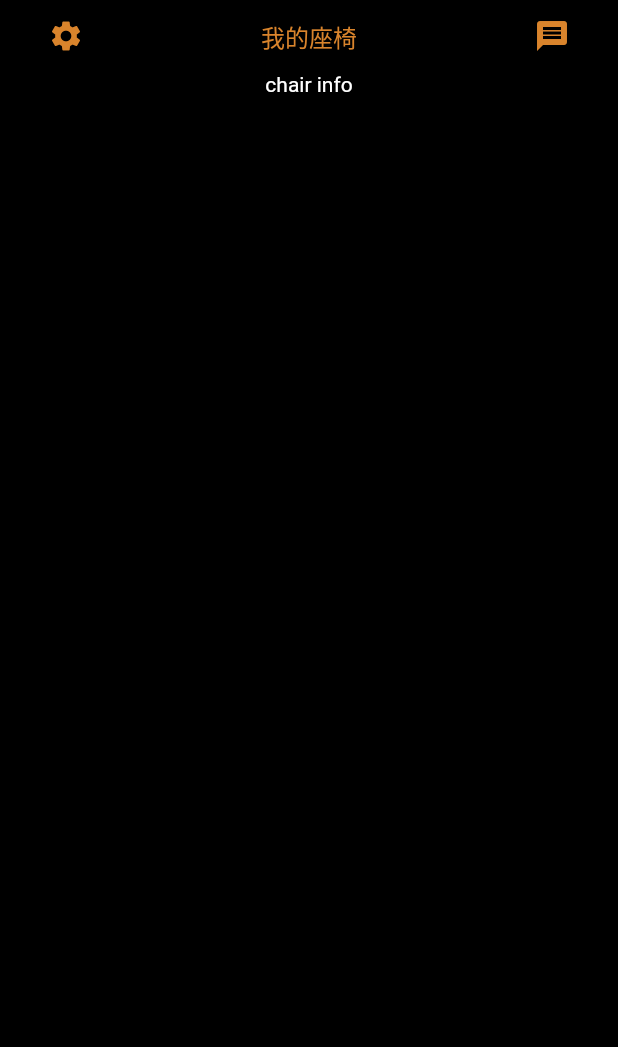
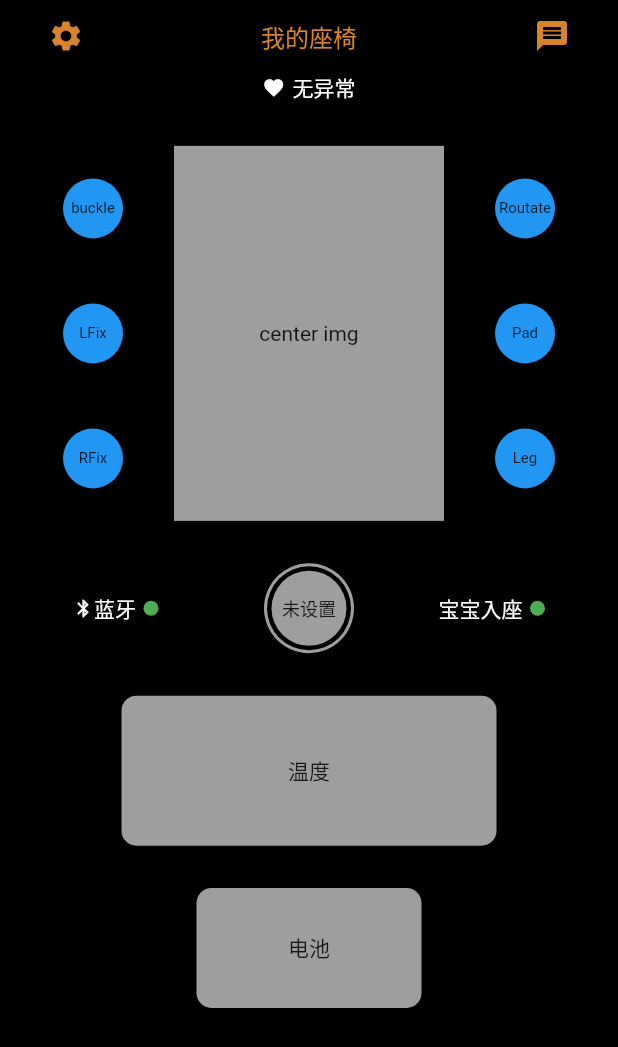
Before and after one commit to btbj/safechair_flutter, a Flutter app: the ChairPage screen opened directly, on a phone screen of 412 x 824 dp. Shown: the top 1047 px of the screen. Run offline on Flutter 3.47's test engine with Material 2 defaults, Android fonts, the phone set to English and light mode, and no system bars; our stand-ins replace flutter_local_notifications, rxdart, shared_preferences; missing offline and left inert: beacons, fast_qr_reader_view; accounts and stored records are empty.

Commit message:
添加座椅管理页面基础布局

```diff
--- a/lib/views/chair_page/chair_page.dart
+++ b/lib/views/chair_page/chair_page.dart
@@ -1,7 +1,17 @@
 import 'package:flutter/material.dart';
 import 'package:safe_chair/ui_elements/head_bar.dart';
+import './state_box.dart';
 
 class ChairPage extends StatelessWidget {
+  Widget buildListViewBox() {
+    return Expanded(
+      child: ListView(
+        children: <Widget>[
+          StateBox(),
+        ],
+      ),
+    );
+  }
   @override
   Widget build(BuildContext context) {
     return Scaffold(
@@ -10,7 +20,7 @@ class ChairPage extends StatelessWidget {
         child: Column(
           children: <Widget>[
             HeadBar(title: '我的座椅'),
-            Text('chair info', style: TextStyle(color: Colors.white)),
+            buildListViewBox(),
           ],
         ),
       ),
--- /dev/null
+++ b/lib/views/chair_page/components/battery_box/battery_box.dart
@@ -0,0 +1,17 @@
+import 'package:flutter/material.dart';
+
+class BatteryBox extends StatelessWidget {
+  @override
+  Widget build(BuildContext context) {
+    return Container(
+      alignment: Alignment.center,
+      height: 80,
+      width: 150,
+      decoration: BoxDecoration(
+        color: Colors.grey,
+        borderRadius: BorderRadius.circular(10),
+      ),
+      child: Text('电池'),
+    );
+  }
+}
--- /dev/null
+++ b/lib/views/chair_page/components/beacon_state_bar/beacon_state_bar.dart
@@ -0,0 +1,23 @@
+import 'package:flutter/material.dart';
+import './components/ble_box.dart';
+import './components/baby_box.dart';
+import './components/protect_box.dart';
+
+class BeaconStateBar extends StatelessWidget {
+  @override
+  Widget build(BuildContext context) {
+    return Container(
+      padding: EdgeInsets.symmetric(horizontal: 25),
+      alignment: Alignment.center,
+      child: Row(
+        mainAxisSize: MainAxisSize.max,
+        mainAxisAlignment: MainAxisAlignment.spaceAround,
+        children: <Widget>[
+          BleBox(),
+          ProtectBox(),
+          BabyBox(),
+        ],
+      ),
+    );
+  }
+}
--- /dev/null
+++ b/lib/views/chair_page/components/beacon_state_bar/components/baby_box.dart
@@ -0,0 +1,26 @@
+import 'package:flutter/material.dart';
+
+class BabyBox extends StatelessWidget {
+  @override
+  Widget build(BuildContext context) {
+    return Container(
+      height: 50,
+      width: 80,
+      child: Row(
+        mainAxisAlignment: MainAxisAlignment.end,
+        children: <Widget>[
+          Text('宝宝入座', style: TextStyle(color: Colors.white)),
+          SizedBox(width: 5),
+          Container(
+            height: 10,
+            width: 10,
+            decoration: BoxDecoration(
+              color: Colors.green,
+              borderRadius: BorderRadius.circular(5),
+            ),
+          ),
+        ],
+      ),
+    );
+  }
+}
--- /dev/null
+++ b/lib/views/chair_page/components/beacon_state_bar/components/ble_box.dart
@@ -0,0 +1,28 @@
+import 'package:flutter/material.dart';
+
+class BleBox extends StatelessWidget {
+  @override
+  Widget build(BuildContext context) {
+    return Container(
+      alignment: Alignment.center,
+      height: 50,
+      width: 80,
+      child: Row(
+        mainAxisAlignment: MainAxisAlignment.start,
+        children: <Widget>[
+          Icon(Icons.bluetooth, color: Colors.white, size: 14),
+          Text('蓝牙', style: TextStyle(color: Colors.white)),
+          SizedBox(width: 5),
+          Container(
+            height: 10,
+            width: 10,
+            decoration: BoxDecoration(
+              color: Colors.green,
+              borderRadius: BorderRadius.circular(5),
+            ),
+          ),
+        ],
+      ),
+    );
+  }
+}
--- /dev/null
+++ b/lib/views/chair_page/components/beacon_state_bar/components/protect_box.dart
@@ -0,0 +1,47 @@
+import 'package:flutter/material.dart';
+import 'package:scoped_model/scoped_model.dart';
+import 'package:safe_chair/scoped_model/main.dart';
+
+class ProtectBox extends StatelessWidget {
+  @override
+  Widget build(BuildContext context) {
+    return ScopedModelDescendant<MainModel>(builder: (context, child, model) {
+      final bool haveChair = model.currentChair != null;
+
+      final Color displayColor = haveChair ? Colors.blue : Colors.grey;
+      final String displayText = haveChair ? '已设置' : '未设置';
+
+      return Container(
+        height: 60,
+        width: 60,
+        alignment: Alignment.center,
+        decoration: BoxDecoration(
+          color: displayColor,
+          borderRadius: BorderRadius.circular(30),
+        ),
+        child: Container(
+          height: 56,
+          width: 56,
+          alignment: Alignment.center,
+          decoration: BoxDecoration(
+            color: Colors.black,
+            borderRadius: BorderRadius.circular(30),
+          ),
+          child: Container(
+            height: 50,
+            width: 50,
+            alignment: Alignment.center,
+            decoration: BoxDecoration(
+              color: displayColor,
+              borderRadius: BorderRadius.circular(30),
+            ),
+            child: Text(
+              displayText,
+              style: TextStyle(fontSize: 12),
+            ),
+          ),
+        ),
+      );
+    });
+  }
+}
--- /dev/null
+++ b/lib/views/chair_page/components/head_msg.dart
@@ -0,0 +1,15 @@
+import 'package:flutter/material.dart';
+
+class HeadMsg extends StatelessWidget {
+  @override
+  Widget build(BuildContext context) {
+    return Row(
+      mainAxisAlignment: MainAxisAlignment.center,
+      children: <Widget>[
+        Icon(Icons.favorite, color: Colors.white, size: 15),
+        SizedBox(width: 5),
+        Text('无异常', style: TextStyle(color: Colors.white)),
+      ],
+    );
+  }
+}
--- /dev/null
+++ b/lib/views/chair_page/components/state_img_box/components/buckle_box.dart
@@ -0,0 +1,17 @@
+import 'package:flutter/material.dart';
+
+class BuckleBox extends StatelessWidget {
+  @override
+  Widget build(BuildContext context) {
+    return Container(
+      height: 40,
+      width: 40,
+      alignment: Alignment.center,
+      decoration: BoxDecoration(
+        borderRadius: BorderRadius.circular(20),
+        color: Colors.blue
+      ),
+      child: Text('buckle', style: TextStyle(fontSize: 10)),
+    );
+  }
+}
--- /dev/null
+++ b/lib/views/chair_page/components/state_img_box/components/center_img.dart
@@ -0,0 +1,14 @@
+import 'package:flutter/material.dart';
+
+class CenterImg extends StatelessWidget {
+  @override
+  Widget build(BuildContext context) {
+    return Container(
+      alignment: Alignment.center,
+      color: Colors.grey,
+      height: 250,
+      width: 180,
+      child: Text('center img'),
+    );
+  }
+}
--- /dev/null
+++ b/lib/views/chair_page/components/state_img_box/components/leg_box.dart
@@ -0,0 +1,17 @@
+import 'package:flutter/material.dart';
+
+class LegBox extends StatelessWidget {
+  @override
+  Widget build(BuildContext context) {
+    return Container(
+      height: 40,
+      width: 40,
+      alignment: Alignment.center,
+      decoration: BoxDecoration(
+        borderRadius: BorderRadius.circular(20),
+        color: Colors.blue
+      ),
+      child: Text('Leg', style: TextStyle(fontSize: 10)),
+    );
+  }
+}
--- /dev/null
+++ b/lib/views/chair_page/components/state_img_box/components/lfix_box.dart
@@ -0,0 +1,17 @@
+import 'package:flutter/material.dart';
+
+class LFixBox extends StatelessWidget {
+  @override
+  Widget build(BuildContext context) {
+    return Container(
+      height: 40,
+      width: 40,
+      alignment: Alignment.center,
+      decoration: BoxDecoration(
+        borderRadius: BorderRadius.circular(20),
+        color: Colors.blue
+      ),
+      child: Text('LFix', style: TextStyle(fontSize: 10)),
+    );
+  }
+}
--- /dev/null
+++ b/lib/views/chair_page/components/state_img_box/components/pad_box.dart
@@ -0,0 +1,17 @@
+import 'package:flutter/material.dart';
+
+class PadBox extends StatelessWidget {
+  @override
+  Widget build(BuildContext context) {
+    return Container(
+      height: 40,
+      width: 40,
+      alignment: Alignment.center,
+      decoration: BoxDecoration(
+        borderRadius: BorderRadius.circular(20),
+        color: Colors.blue
+      ),
+      child: Text('Pad', style: TextStyle(fontSize: 10)),
+    );
+  }
+}
--- /dev/null
+++ b/lib/views/chair_page/components/state_img_box/components/rfix_box.dart
@@ -0,0 +1,17 @@
+import 'package:flutter/material.dart';
+
+class RFixBox extends StatelessWidget {
+  @override
+  Widget build(BuildContext context) {
+    return Container(
+      height: 40,
+      width: 40,
+      alignment: Alignment.center,
+      decoration: BoxDecoration(
+        borderRadius: BorderRadius.circular(20),
+        color: Colors.blue
+      ),
+      child: Text('RFix', style: TextStyle(fontSize: 10)),
+    );
+  }
+}
--- /dev/null
+++ b/lib/views/chair_page/components/state_img_box/components/routation_box.dart
@@ -0,0 +1,17 @@
+import 'package:flutter/material.dart';
+
+class RoutationBox extends StatelessWidget {
+  @override
+  Widget build(BuildContext context) {
+    return Container(
+      height: 40,
+      width: 40,
+      alignment: Alignment.center,
+      decoration: BoxDecoration(
+        borderRadius: BorderRadius.circular(20),
+        color: Colors.blue
+      ),
+      child: Text('Routate', style: TextStyle(fontSize: 10)),
+    );
+  }
+}
--- /dev/null
+++ b/lib/views/chair_page/components/state_img_box/state_img_box.dart
@@ -0,0 +1,59 @@
+import 'package:flutter/material.dart';
+import './components/center_img.dart';
+import './components/buckle_box.dart';
+import './components/lfix_box.dart';
+import './components/rfix_box.dart';
+import './components/routation_box.dart';
+import './components/pad_box.dart';
+import './components/leg_box.dart';
+
+class StateImgBox extends StatelessWidget {
+  Widget _buildLeftList() {
+    return Container(
+      height: 250,
+      child: Column(
+        mainAxisSize: MainAxisSize.max,
+        mainAxisAlignment: MainAxisAlignment.spaceAround,
+        children: <Widget>[
+          BuckleBox(),
+          LFixBox(),
+          RFixBox(),
+        ],
+      ),
+    );
+  }
+
+  Widget _buildRigheList() {
+    return Container(
+      height: 250,
+      child: Column(
+        mainAxisSize: MainAxisSize.max,
+        mainAxisAlignment: MainAxisAlignment.spaceAround,
+        children: <Widget>[
+          RoutationBox(),
+          PadBox(),
+          LegBox(),
+        ],
+      ),
+    );
+  }
+
+  Widget _buildCenter() {
+    return CenterImg();
+  }
+
+  @override
+  Widget build(BuildContext context) {
+    return Container(
+      padding: EdgeInsets.symmetric(horizontal: 25),
+      child: Row(
+        mainAxisAlignment: MainAxisAlignment.spaceAround,
+        children: <Widget>[
+          _buildLeftList(),
+          _buildCenter(),
+          _buildRigheList(),
+        ],
+      ),
+    );
+  }
+}
--- /dev/null
+++ b/lib/views/chair_page/components/temperature_box/temperature_box.dart
@@ -0,0 +1,17 @@
+import 'package:flutter/material.dart';
+
+class TemperatureBox extends StatelessWidget {
+  @override
+  Widget build(BuildContext context) {
+    return Container(
+      alignment: Alignment.center,
+      height: 100,
+      width: 250,
+      decoration: BoxDecoration(
+        color: Colors.grey,
+        borderRadius: BorderRadius.circular(10),
+      ),
+      child: Text('温度'),
+    );
+  }
+}
--- /dev/null
+++ b/lib/views/chair_page/state_box.dart
@@ -0,0 +1,33 @@
+import 'package:flutter/material.dart';
+import './components/head_msg.dart';
+import './components/state_img_box/state_img_box.dart';
+import './components/beacon_state_bar/beacon_state_bar.dart';
+import './components/temperature_box/temperature_box.dart';
+import './components/battery_box/battery_box.dart';
+
+class StateBox extends StatefulWidget {
+  @override
+  _StateBoxState createState() => _StateBoxState();
+}
+
+class _StateBoxState extends State<StateBox> {
+  @override
+  Widget build(BuildContext context) {
+    return Container(
+      constraints: BoxConstraints(
+        minHeight: MediaQuery.of(context).size.height - 200,
+      ),
+      child: Column(
+        mainAxisSize: MainAxisSize.max,
+        mainAxisAlignment: MainAxisAlignment.spaceBetween,
+        children: <Widget>[
+          HeadMsg(),
+          StateImgBox(),
+          BeaconStateBar(),
+          TemperatureBox(),
+          BatteryBox(),
+        ],
+      ),
+    );
+  }
+}
```
